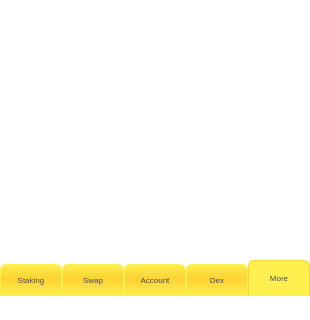
Old version of the form mainwindow.ui in the repository LYRA-Block-Lattice/LyraWalletManager; both pictures show x 0 to 310 and y 275 to 595 of the 310 by 595 pixel window.
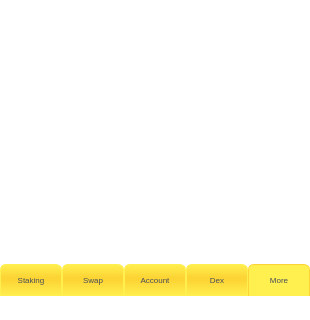
New version of the form. The open tabs and pages were chosen to show the change. Icons and pictures are not drawn.

```diff
--- a/mainwindow.ui
+++ b/mainwindow.ui
@@ -75,7 +75,7 @@
 	border-bottom-color: #FFEF4F; 
 }
 QTabBar::tab:!selected {
-	margin-top: 4px; /* make non-selected tabs look smaller */
+	margin-top: 0px; /* make non-selected tabs look smaller */
 }</string>
     </property>
     <property name="tabPosition">
```
Left out of the diff: 2 changed lines with no effect on the pictures.
